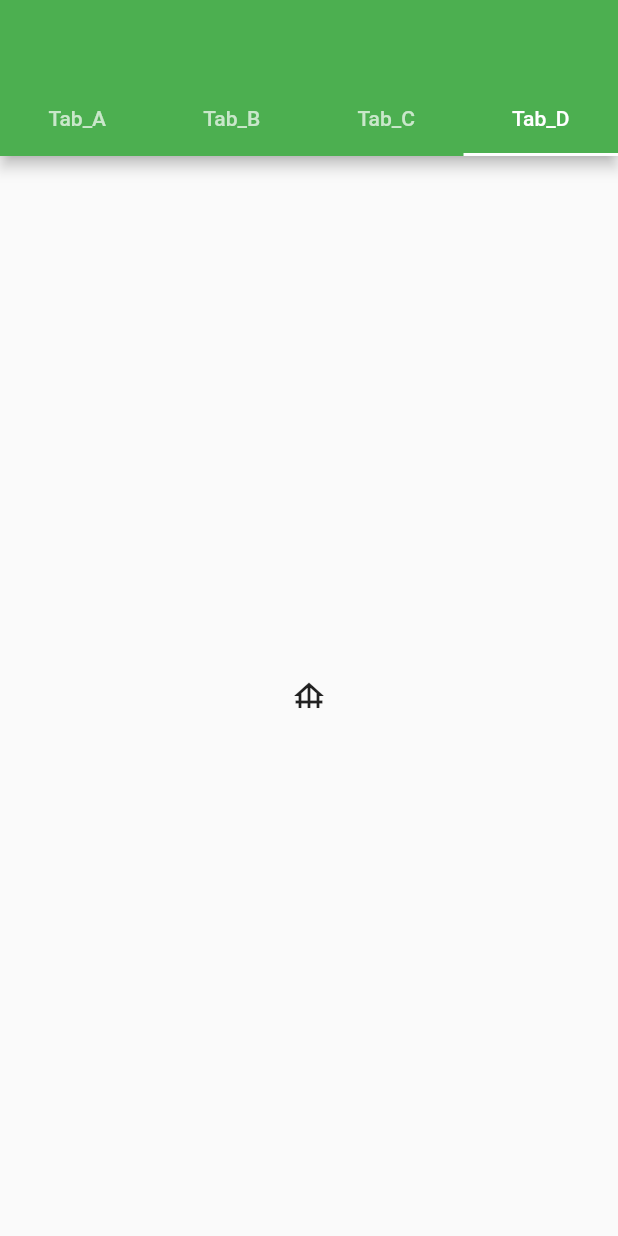
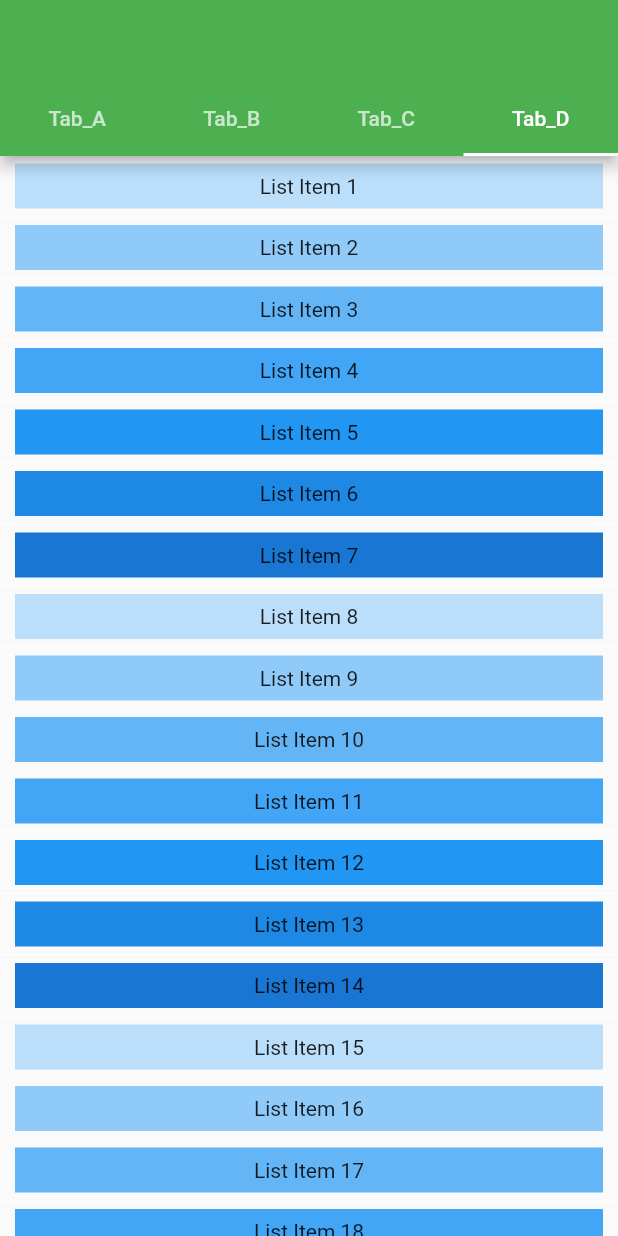
Before and after one commit to ankitshah86/flutter_tabview, a Flutter app: the screen it shows after launch, tab 4 chosen, on a phone screen of 412 x 824 dp. Run offline on Flutter 3.47's test engine with Material 2 defaults, Android fonts, the phone set to English and light mode, and no system bars.

Commit message:
added list view in a tab

```diff
--- /dev/null
+++ b/lib/listViewTab.dart
@@ -0,0 +1,62 @@
+import 'package:flutter/material.dart';
+import 'package:flutter/rendering.dart';
+
+class ListViewTab extends StatelessWidget {
+  final List<String> listItems = [
+    "List Item 1",
+    "List Item 2",
+    "List Item 3",
+    "List Item 4",
+    "List Item 5",
+    "List Item 6",
+    "List Item 7",
+    "List Item 8",
+    "List Item 9",
+    "List Item 10",
+    "List Item 11",
+    "List Item 12",
+    "List Item 13",
+    "List Item 14",
+    "List Item 15",
+    "List Item 16",
+    "List Item 17",
+    "List Item 18",
+    "List Item 19",
+    "List Item 20",
+  ];
+
+  Widget build(BuildContext context) {
+    return new ListView.separated(
+      itemBuilder: (BuildContext context, int index) {
+        return Container(
+          height: 30,
+          margin: EdgeInsets.fromLTRB(10, 5, 10, 5),
+          color: Colors.blue[((index % 7) + 1) * 100],
+          child: Center(
+            child: Text(
+              '${listItems[index]}',
+            ),
+          ),
+        );
+      },
+      separatorBuilder: (BuildContext context, int index) => Divider(
+        height: 1,
+        color: Colors.white,
+      ),
+      itemCount: listItems.length,
+    );
+
+    /* return new ListView(
+      children: <Widget>[
+        Container(
+          height: 30,
+          margin: EdgeInsets.all(10),
+          color: Colors.blue[200],
+          child: const Center(
+            child: Text("List Item 1"),
+          ),
+        ),
+      ],
+    );*/
+  }
+}
--- a/lib/main.dart
+++ b/lib/main.dart
@@ -1,5 +1,6 @@
 import 'package:flutter/cupertino.dart';
 import 'package:flutter/material.dart';
+import 'package:flutter_tabview/listViewTab.dart';
 import './surveyTab.dart';
 import './imageTab.dart';
 import './textTab.dart';
@@ -44,7 +45,7 @@ class MyApp extends StatelessWidget {
               SurveyPage(),
               ImageTab(),
               TextScroll(),
-              Icon(Icons.foundation),
+              ListViewTab(),
             ],
           ),
         ),
```
